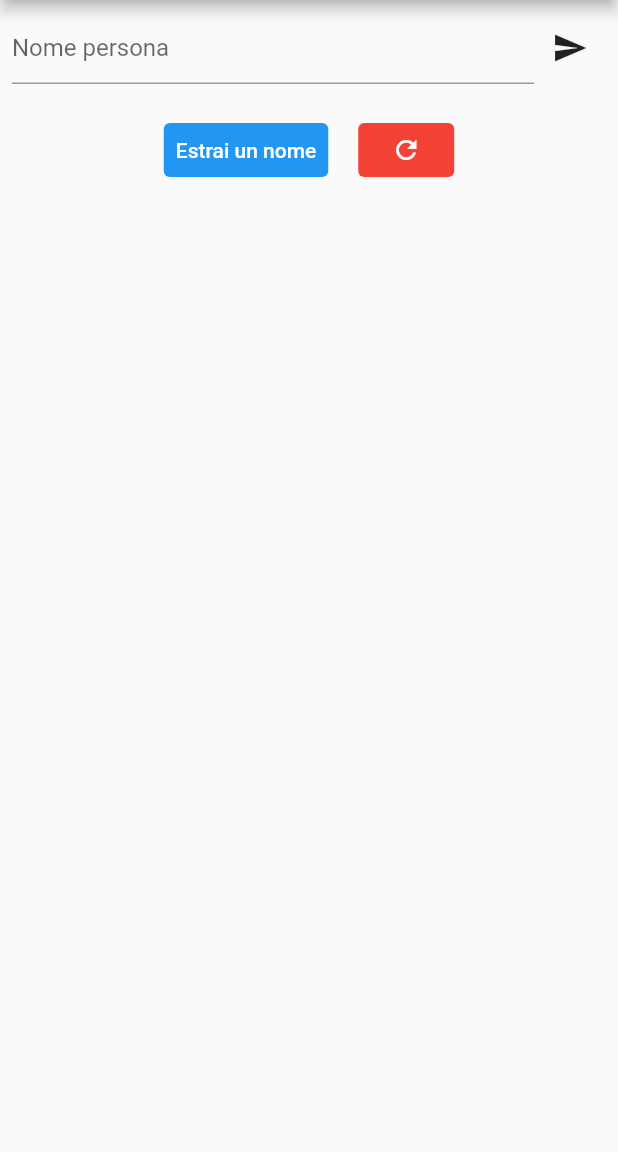
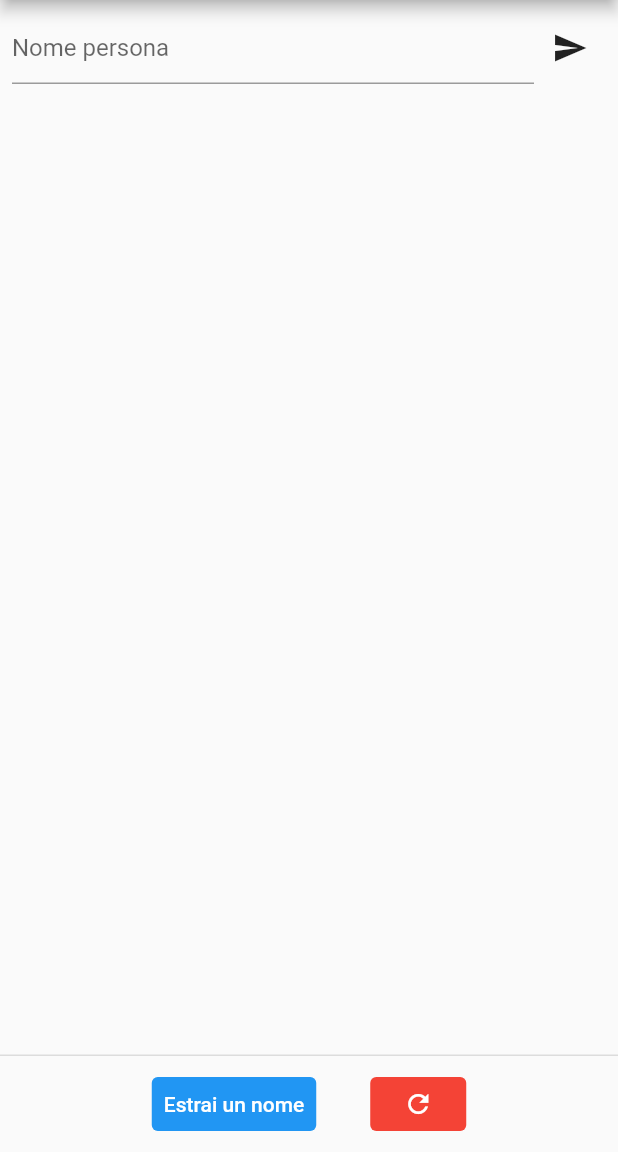
Before and after one commit to FlutterModena/lottery_app, a Flutter app: the screen it shows after launch, on a phone screen of 412 x 824 dp, the part 84-1236 px from its top. Run offline on Flutter 3.47's test engine with Material 2 defaults, Android fonts, the phone set to English and light mode, and no system bars.

Commit message:
Add footer

```diff
--- a/lib/extract_name_screen.dart
+++ b/lib/extract_name_screen.dart
@@ -1,5 +1,7 @@
 import 'dart:math';
 import 'package:estrazione_libro/person_chip.dart';
+import 'package:estrazione_libro/widgets/buttons/button_icon.dart';
+import 'package:estrazione_libro/widgets/buttons/button_txt.dart';
 import 'package:flutter/material.dart';
 
 /// Schermata che permette di inserire dei nomi e di estrarne uno casuale.
@@ -21,7 +23,7 @@ class _ExtractNameScreenState extends State<ExtractNameScreen> {
   final _random = Random();
 
   /// Nome estratto.
-  String? _winnerName;
+  String _winnerName = "";
 
   @override
   void initState() {
@@ -62,7 +64,7 @@ class _ExtractNameScreenState extends State<ExtractNameScreen> {
 
   /// Estrae un nome casuale dalla lista dei nomi.
   void _extractWinner() {
-    if (_winnerName != null) {
+    if (_winnerName.isNotEmpty) {
       _showSnackBar(context, text: "Il nome è già stato estratto");
       return;
     }
@@ -89,7 +91,7 @@ class _ExtractNameScreenState extends State<ExtractNameScreen> {
     setState(() {
       _inputController.clear();
       _names.clear();
-      _winnerName = null;
+      _winnerName = "";
     });
   }
 
@@ -99,6 +101,12 @@ class _ExtractNameScreenState extends State<ExtractNameScreen> {
       appBar: AppBar(
         title: const Text("Estrazione"),
       ),
+      persistentFooterAlignment: AlignmentDirectional.center,
+      persistentFooterButtons: [
+        ButtonTxt(fun: _extractWinner),
+        const SizedBox(width: 20),
+        ButtonIcon(fun: _resetAll),
+      ],
       body: Padding(
         padding: const EdgeInsets.all(8.0),
         child: Column(
@@ -132,39 +140,14 @@ class _ExtractNameScreenState extends State<ExtractNameScreen> {
                     PersonChip(
                       isWinner: name == _winnerName,
                       name: name,
-                      canDelete: _winnerName == null,
+                      canDelete: _winnerName.isEmpty,
                       onDeleteName: _deleteName,
                     )
                   ]
                 ],
               ),
             ),
-            Padding(
-              padding: EdgeInsets.only(top: _names.isEmpty ? 20.0 : 0),
-              child: Row(
-                mainAxisAlignment: MainAxisAlignment.center,
-                children: [
-                  TextButton(
-                    style: TextButton.styleFrom(
-                      foregroundColor: Colors.white,
-                      backgroundColor: Colors.blue,
-                    ),
-                    onPressed: _extractWinner,
-                    child: const Text("Estrai un nome"),
-                  ),
-                  const SizedBox(width: 20),
-                  TextButton(
-                    style: TextButton.styleFrom(
-                      foregroundColor: Colors.white,
-                      backgroundColor: Colors.red,
-                    ),
-                    onPressed: _resetAll,
-                    child: const Icon(Icons.refresh, size: 20),
-                  ),
-                ],
-              ),
-            ),
-            if (_winnerName != null) ...[
+            if (_winnerName.isNotEmpty) ...[
               Padding(
                 padding: const EdgeInsets.only(top: 20.0),
                 child: Align(
--- a/lib/main.dart
+++ b/lib/main.dart
@@ -11,6 +11,7 @@ class MyApp extends StatelessWidget {
   @override
   Widget build(BuildContext context) {
     return const MaterialApp(
+      debugShowCheckedModeBanner: false,
       home: ExtractNameScreen(),
     );
   }
--- /dev/null
+++ b/lib/widgets/buttons/button_icon.dart
@@ -0,0 +1,27 @@
+import 'package:flutter/material.dart';
+
+class ButtonIcon extends StatelessWidget {
+  final Function fun;
+  final Color bgColor;
+  final Color fgColor;
+  final IconData iconData;
+
+  const ButtonIcon(
+      {required this.fun,
+      this.bgColor = Colors.red,
+      this.fgColor = Colors.white,
+      this.iconData = Icons.refresh,
+      super.key});
+
+  @override
+  Widget build(BuildContext context) {
+    return TextButton(
+      style: TextButton.styleFrom(
+        foregroundColor: fgColor,
+        backgroundColor: bgColor,
+      ),
+      onPressed: () => fun,
+      child: Icon(iconData, size: 20),
+    );
+  }
+}
--- /dev/null
+++ b/lib/widgets/buttons/button_txt.dart
@@ -0,0 +1,26 @@
+import 'package:flutter/material.dart';
+
+class ButtonTxt extends StatelessWidget {
+  final Function fun;
+  final String text;
+  final Color bgColor;
+  final Color fgColor;
+  const ButtonTxt(
+      {required this.fun,
+      this.bgColor = Colors.blue,
+      this.fgColor = Colors.white,
+      this.text = "Estrai un nome",
+      super.key});
+
+  @override
+  Widget build(BuildContext context) {
+    return TextButton(
+      style: TextButton.styleFrom(
+        foregroundColor: fgColor,
+        backgroundColor: bgColor,
+      ),
+      onPressed: ()=>fun,
+      child: Text(text),
+    );
+  }
+}
```
